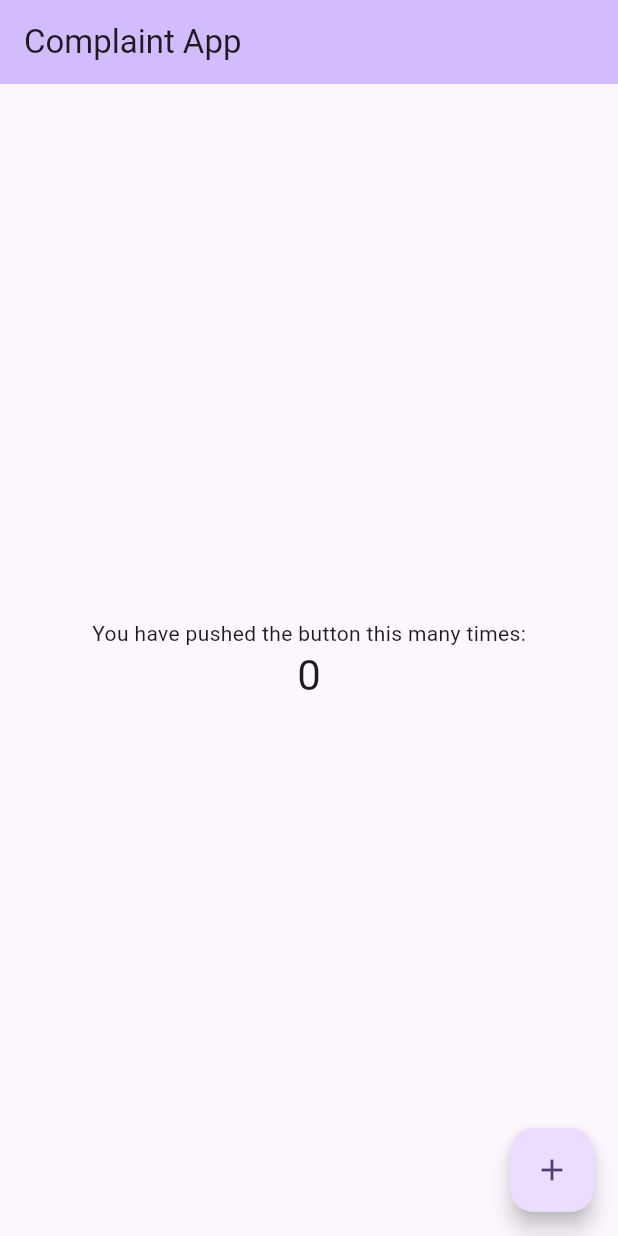
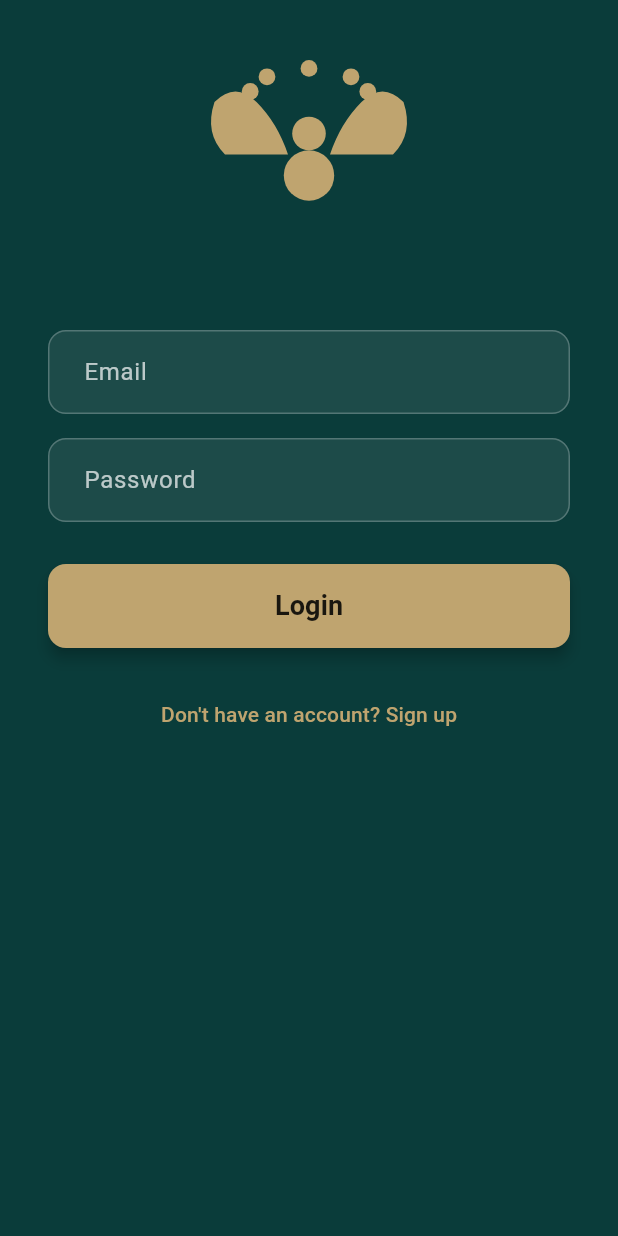
Before and after one commit to gaaferHajji2/j-l-flutter, a Flutter app: the screen it shows after launch, on a phone screen of 412 x 824 dp. Run offline on Flutter 3.47's test engine with Material 3 defaults, Android fonts, the phone set to English and light mode, and no system bars; our stand-ins replace audioplayers, file_picker, firebase_core, firebase_messaging, flutter_local_notifications, get and 3 more; accounts and stored records are empty; project files that could hold a hidden picture were left out.

Commit message:
Create login page and init routes

```diff
--- a/flutter_application_10/lib/main.dart
+++ b/flutter_application_10/lib/main.dart
@@ -1,4 +1,5 @@
 import 'package:complaint_app/background_message_handler.dart';
+import 'package:complaint_app/pages/gold_login_page.dart';
 import 'package:firebase_core/firebase_core.dart';
 import 'package:firebase_messaging/firebase_messaging.dart';
 import 'package:flutter/material.dart';
@@ -36,9 +37,12 @@ class MyApp extends StatelessWidget {
       title: 'Complaint App',
       debugShowCheckedModeBanner: false,
       theme: ThemeData(
-        colorScheme: ColorScheme.fromSeed(seedColor: Colors.deepPurple),
+        primarySwatch: Colors.teal,
+        scaffoldBackgroundColor: const Color(0xFF0A3C3A), // dark teal
+        fontFamily: 'Roboto',
       ),
-      home: const MyHomePage(title: 'Complaint App'),
+      home: const LoginPage(),
+      routes: {'/signup': (_) => const SizedBox()},
     );
   }
 }
--- /dev/null
+++ b/flutter_application_10/lib/pages/gold_login_page.dart
@@ -0,0 +1,75 @@
+import 'package:complaint_app/widgets/gold_btn.dart';
+import 'package:complaint_app/widgets/gold_logo.dart';
+import 'package:complaint_app/widgets/gold_text_field.dart';
+import 'package:flutter/material.dart';
+
+class LoginPage extends StatefulWidget {
+  const LoginPage({super.key});
+  @override
+  State<LoginPage> createState() => _LoginPageState();
+}
+
+class _LoginPageState extends State<LoginPage> {
+  final _emailCtrl = TextEditingController();
+  final _passCtrl = TextEditingController();
+
+  void _login() {
+    // TODO: real authentication
+    ScaffoldMessenger.of(context).showSnackBar(
+      const SnackBar(content: Text('Login pressed – implement auth')),
+    );
+  }
+
+  @override
+  void dispose() {
+    _emailCtrl.dispose();
+    _passCtrl.dispose();
+    super.dispose();
+  }
+
+  @override
+  Widget build(BuildContext context) {
+    return Scaffold(
+      body: SafeArea(
+        child: SingleChildScrollView(
+          padding: const EdgeInsets.symmetric(horizontal: 32, vertical: 40),
+          child: Column(
+            children: [
+              const EagleLogo(size: 140),
+              const SizedBox(height: 40),
+
+              // Email
+              GoldTextField(
+                controller: _emailCtrl,
+                hint: 'Email',
+                keyboard: TextInputType.emailAddress,
+              ),
+              const SizedBox(height: 16),
+
+              // Password
+              GoldTextField(
+                controller: _passCtrl,
+                hint: 'Password',
+                obscure: true,
+              ),
+              const SizedBox(height: 28),
+
+              // Login button
+              GoldButton(label: 'Login', onTap: _login),
+              const SizedBox(height: 20),
+
+              // Sign-up link
+              TextButton(
+                onPressed: () => Navigator.pushNamed(context, '/signup'),
+                child: const Text(
+                  "Don't have an account? Sign up",
+                  style: TextStyle(color: Color(0xFFBFA46F)),
+                ),
+              ),
+            ],
+          ),
+        ),
+      ),
+    );
+  }
+}
```
